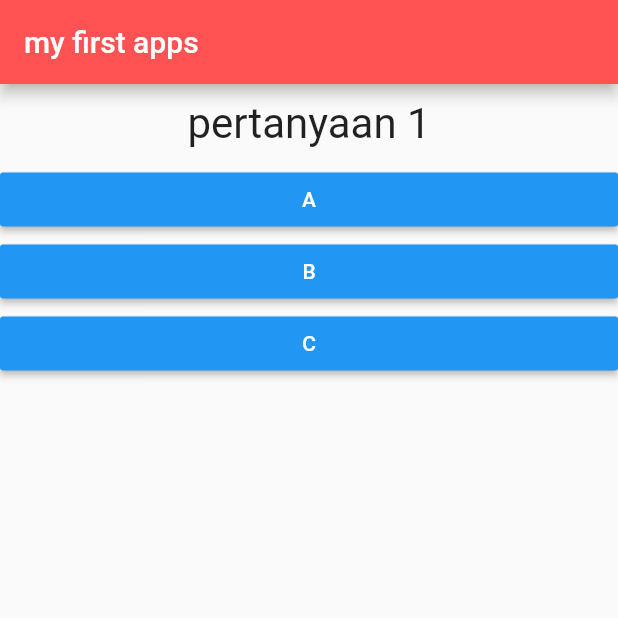
After one commit to syahrulb/flutter-course, a Flutter app: the screen it shows after launch, on a phone screen of 412 x 824 dp, the top half of it. The commit adds this screen. Run offline on Flutter 3.47's test engine with Material 2 defaults, Android fonts, the phone set to English and light mode, and no system bars.

Commit message:
pemisahan setiap wiget agar lebih mudah memetakan query

```diff
--- a/lib/main.dart
+++ b/lib/main.dart
@@ -1,6 +1,8 @@
 import 'package:flutter/material.dart';
 import './question.dart';
 import './answer.dart';
+import './quiz.dart';
+import './result.dart';
 
 void main() => runApp(MyApps());
 
@@ -13,7 +15,7 @@ class MyApps extends StatefulWidget {
 }
 
 class _MyAppsState extends State<MyApps> {
-  final pertanyaanKita = const [
+  final _pertanyaanKita = const [
     {
       "pertanyaan": 'pertanyaan 1',
       'answers': ['A', 'B', 'C']
@@ -33,7 +35,7 @@ class _MyAppsState extends State<MyApps> {
       _questionIndex = this._questionIndex + 1;
     });
     print(this._questionIndex);
-    if (_questionIndex < pertanyaanKita.length) {
+    if (_questionIndex < _pertanyaanKita.length) {
       print('we have more question');
     }
   }
@@ -56,20 +58,13 @@ class _MyAppsState extends State<MyApps> {
           title: Text('my first apps'),
           backgroundColor: Colors.redAccent,
         ),
-        body: _questionIndex < pertanyaanKita.length
-            ? Column(
-                children: [
-                  Question(pertanyaanKita[this._questionIndex]['pertanyaan']),
-                  ...(pertanyaanKita[this._questionIndex]['answers']
-                          as List<String>)
-                      .map((jawaban) {
-                    return Answer(jawaban, _answerQuestion);
-                  }).toList(),
-                ],
+        body: _questionIndex < _pertanyaanKita.length
+            ? Quiz(
+                asnwerQuestion: _answerQuestion,
+                question: _pertanyaanKita,
+                questionIndex: _questionIndex,
               )
-            : Center(
-                child: Text('berhasil!!'),
-              ),
+            : Result(),
       ),
     );
   }
--- /dev/null
+++ b/lib/quiz.dart
@@ -0,0 +1,25 @@
+import 'package:flutter/material.dart';
+import './question.dart';
+import './answer.dart';
+
+class Quiz extends StatelessWidget {
+  final List<Map<String, Object>> question;
+  final int questionIndex;
+  final Function asnwerQuestion;
+  Quiz(
+      {@required this.question,
+      @required this.asnwerQuestion,
+      @required this.questionIndex});
+  @override
+  Widget build(BuildContext context) {
+    return Column(
+      children: [
+        Question(question[this.questionIndex]['pertanyaan']),
+        ...(question[this.questionIndex]['answers'] as List<String>)
+            .map((jawaban) {
+          return Answer(jawaban, asnwerQuestion);
+        }).toList(),
+      ],
+    );
+  }
+}
```
Also changed, not shown: lib/result.dart (added, +10 -0 lines).
